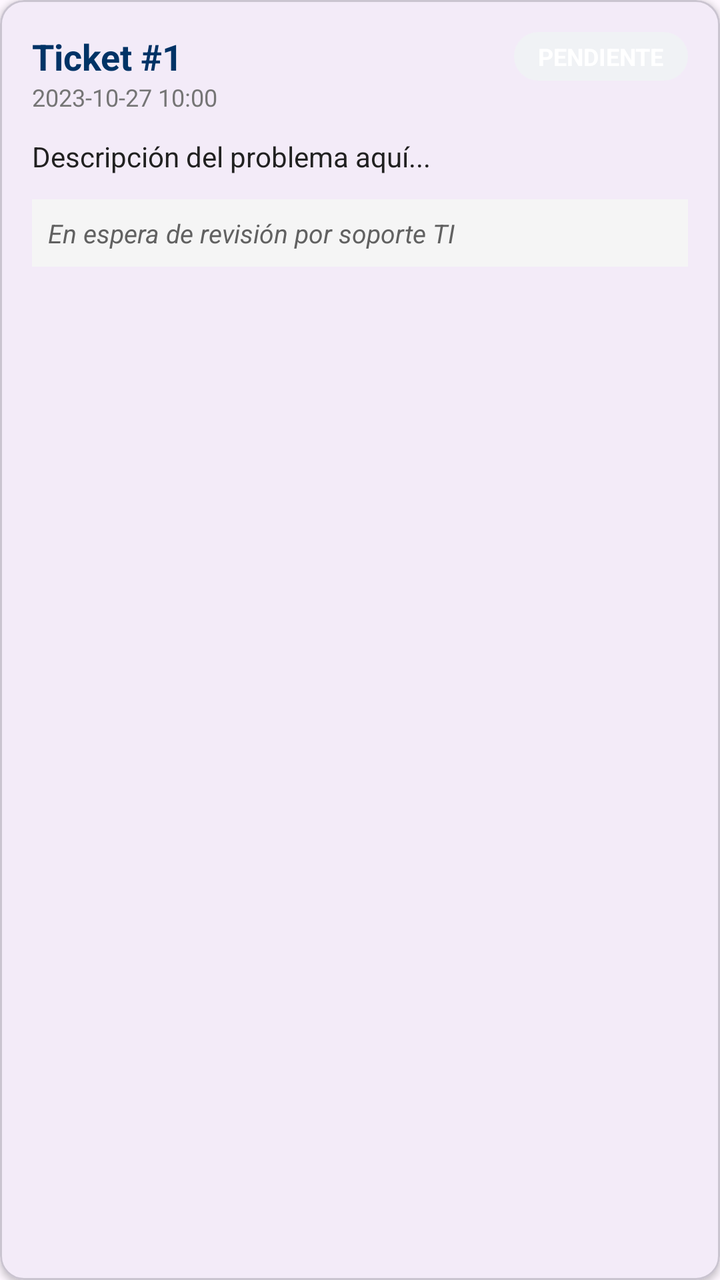
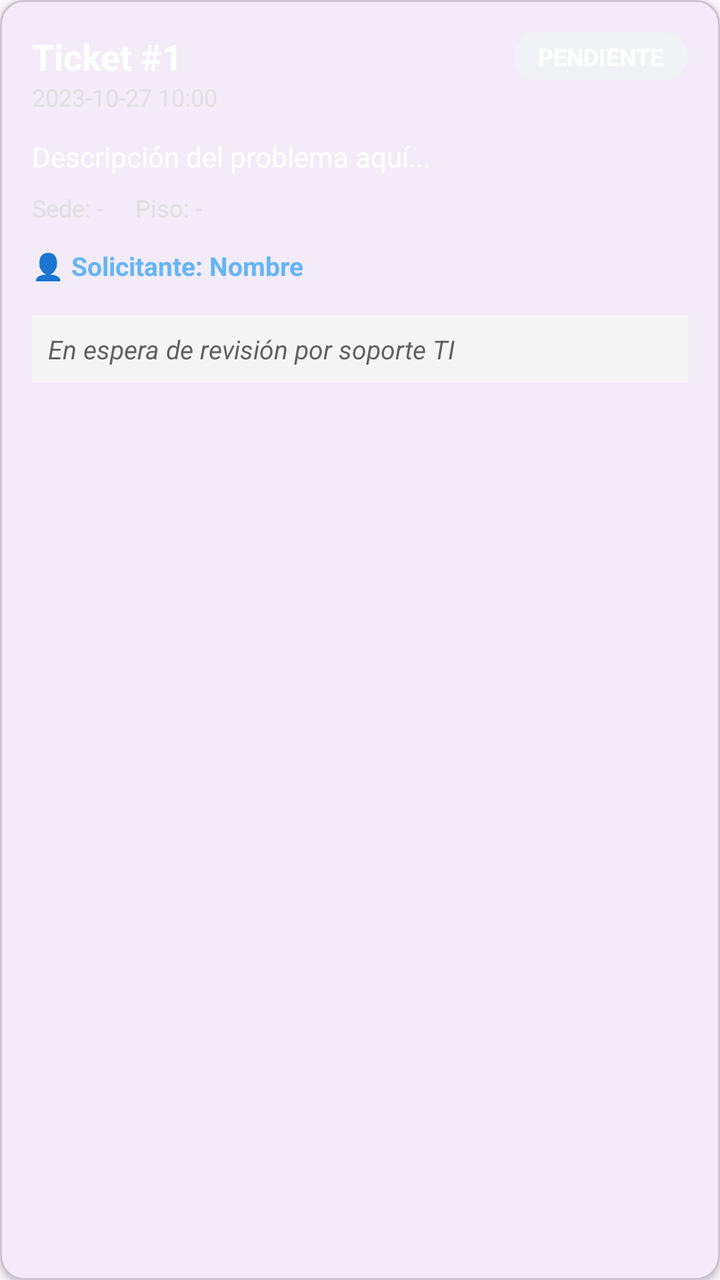

Before-and-after screenshots of an Android layout around one commit, followed by the original layout XML and the change that was made.
<!-- AndroidManifest.xml: application theme Theme.HelpStream_Mobile -->
<!-- res/layout/item_solicitud_ticket.xml -->
<?xml version="1.0" encoding="utf-8"?>
<com.google.android.material.card.MaterialCardView xmlns:android="http://schemas.android.com/apk/res/android"
    xmlns:app="http://schemas.android.com/apk/res-auto"
    android:layout_width="match_parent"
    android:layout_height="wrap_content"
    android:layout_marginHorizontal="16dp"
    android:layout_marginVertical="8dp"
    app:cardCornerRadius="12dp"
    app:cardElevation="2dp">

    <LinearLayout
        android:layout_width="match_parent"
        android:layout_height="wrap_content"
        android:orientation="vertical"
        android:padding="16dp">

        <RelativeLayout
            android:layout_width="match_parent"
            android:layout_height="wrap_content">

            <TextView
                android:id="@+id/tvTicketId"
                android:layout_width="wrap_content"
                android:layout_height="wrap_content"
                android:text="Ticket #1"
                android:textColor="#003366"
                android:textSize="18sp"
                android:textStyle="bold" />

            <TextView
                android:id="@+id/tvFecha"
                android:layout_width="wrap_content"
                android:layout_height="wrap_content"
                android:layout_below="@id/tvTicketId"
                android:text="2023-10-27 10:00"
                android:textColor="#757575"
                android:textSize="12sp" />

            <TextView
                android:id="@+id/tvEstado"
                android:layout_width="wrap_content"
                android:layout_height="wrap_content"
                android:layout_alignParentEnd="true"
                android:background="@drawable/bg_rounded_gray"
                android:paddingHorizontal="12dp"
                android:paddingVertical="4dp"
                android:text="PENDIENTE"
                android:textColor="#FFFFFF"
                android:textSize="12sp"
                android:textStyle="bold" />
        </RelativeLayout>

        <TextView
            android:id="@+id/tvDescripcion"
            android:layout_width="match_parent"
            android:layout_height="wrap_content"
            android:layout_marginTop="12dp"
            android:text="Descripción del problema aquí..."
            android:textColor="#212121"
            android:textSize="14sp" />

        <LinearLayout
            android:id="@+id/layoutRespuesta"
            android:layout_width="match_parent"
            android:layout_height="wrap_content"
            android:layout_marginTop="12dp"
            android:background="#F5F5F5"
            android:orientation="vertical"
            android:padding="8dp">

            <TextView
                android:id="@+id/tvComentarioTecnico"
                android:layout_width="match_parent"
                android:layout_height="wrap_content"
                android:text="En espera de revisión por soporte TI"
                android:textColor="#616161"
                android:textSize="13sp"
                android:textStyle="italic" />
        </LinearLayout>

    </LinearLayout>
</com.google.android.material.card.MaterialCardView>
<!-- resources referenced by this layout -->
<resources>
  <!-- drawable bg_rounded_gray (drawable) -->
  <?xml version="1.0" encoding="utf-8"?>
  <shape xmlns:android="http://schemas.android.com/apk/res/android">
      <solid android:color="#F0F2F5" />
      <corners android:radius="16dp" />
  </shape>
  <style name="Theme.HelpStream_Mobile" parent="Base.Theme.HelpStream_Mobile" />
  <style name="Base.Theme.HelpStream_Mobile" parent="Theme.Material3.DayNight.NoActionBar">
          
          
      </style>
</resources>

<!-- the commit's change to res/layout/item_solicitud_ticket.xml (unified diff, before → after) -->
@@ -23,7 +23,7 @@
                 android:layout_width="wrap_content"
                 android:layout_height="wrap_content"
                 android:text="Ticket #1"
-                android:textColor="#003366"
+                android:textColor="#FFFFFF"
                 android:textSize="18sp"
                 android:textStyle="bold" />
 
@@ -33,7 +33,7 @@
                 android:layout_height="wrap_content"
                 android:layout_below="@id/tvTicketId"
                 android:text="2023-10-27 10:00"
-                android:textColor="#757575"
+                android:textColor="#E0E0E0"
                 android:textSize="12sp" />
 
             <TextView
@@ -56,8 +56,46 @@
             android:layout_height="wrap_content"
             android:layout_marginTop="12dp"
             android:text="Descripción del problema aquí..."
-            android:textColor="#212121"
+            android:textColor="#FFFFFF"
             android:textSize="14sp" />
+
+        <LinearLayout
+            android:layout_width="match_parent"
+            android:layout_height="wrap_content"
+            android:layout_marginTop="8dp"
+            android:orientation="horizontal">
+
+            <TextView
+                android:id="@+id/tvSede"
+                android:layout_width="wrap_content"
+                android:layout_height="wrap_content"
+                android:text="Sede: -"
+                android:textColor="#E0E0E0"
+                android:textSize="12sp"
+                android:layout_marginEnd="16dp" />
+
+            <TextView
+                android:id="@+id/tvPiso"
+                android:layout_width="wrap_content"
+                android:layout_height="wrap_content"
+                android:text="Piso: -"
+                android:textColor="#E0E0E0"
+                android:textSize="12sp" />
+        </LinearLayout>
+
+        <TextView
+            android:id="@+id/tvUsuarioNombre"
+            android:layout_width="wrap_content"
+            android:layout_height="wrap_content"
+            android:layout_marginTop="8dp"
+            android:text="👤 Solicitante: Nombre"
+            android:textColor="#64B5F6"
+            android:textSize="13sp"
+            android:textStyle="bold"
+            android:clickable="true"
+            android:focusable="true"
+            android:background="?attr/selectableItemBackground"
+            android:paddingVertical="4dp" />
 
         <LinearLayout
             android:id="@+id/layoutRespuesta"
